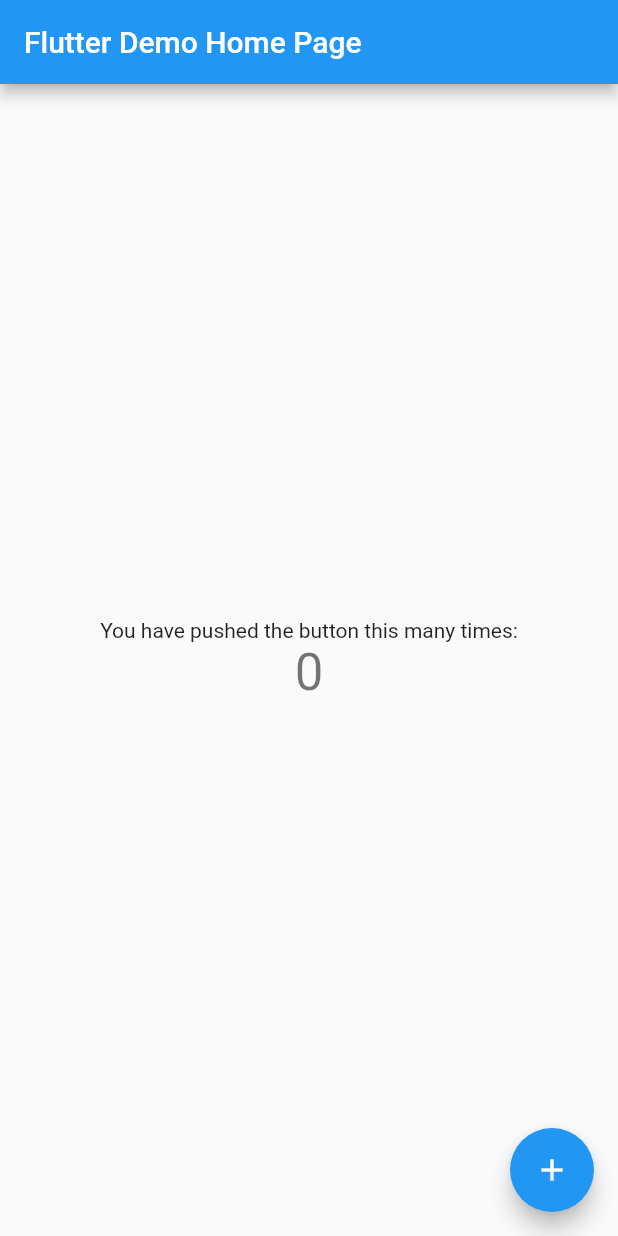
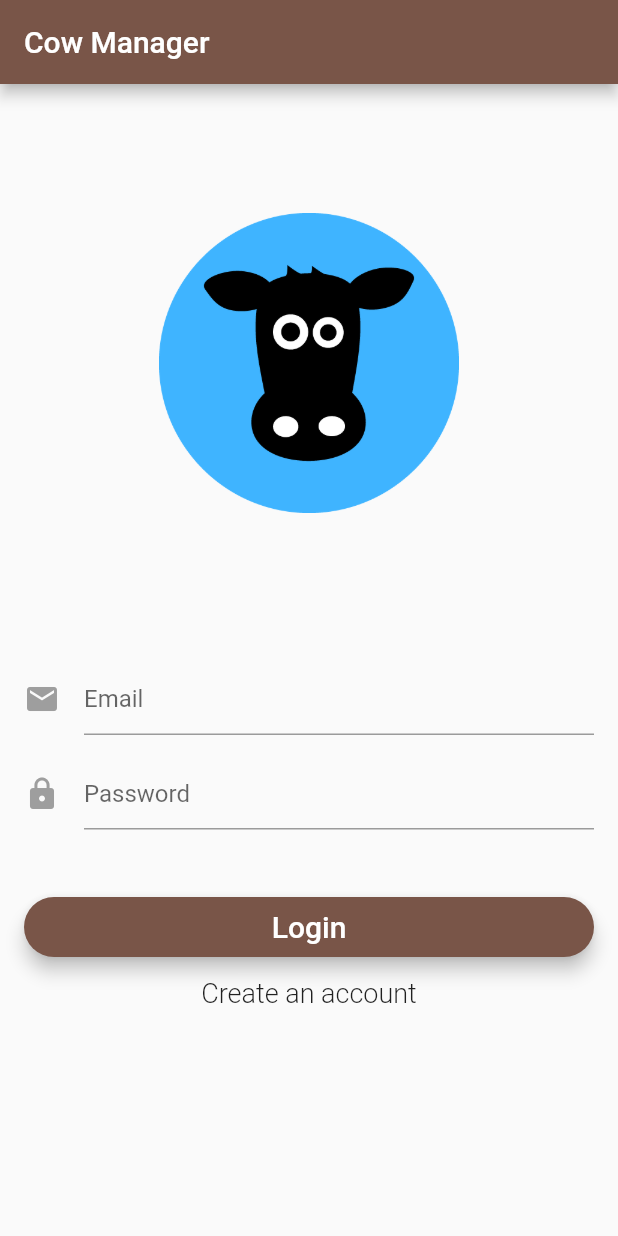
Before and after one commit to dmarmelo/cow-manager, a Flutter app: the screen it shows after launch, on a phone screen of 412 x 824 dp. Run offline on Flutter 3.47's test engine with Material 2 defaults, Android fonts, the phone set to English and light mode, and no system bars; our stand-ins replace firebase_auth, firebase_database; accounts and stored records are empty.

Commit message:
Logo, dependencias, adição de folders pages e services

```diff
--- a/lib/main.dart
+++ b/lib/main.dart
@@ -1,111 +1,20 @@
 import 'package:flutter/material.dart';
+import 'package:cow_manager/services/authentication.dart';
+import 'package:cow_manager/pages/root_page.dart';
 
-void main() => runApp(MyApp());
+void main() {
+  runApp(new MyApp());
+}
 
 class MyApp extends StatelessWidget {
-  // This widget is the root of your application.
   @override
   Widget build(BuildContext context) {
-    return MaterialApp(
-      title: 'Flutter Demo',
-      theme: ThemeData(
-        // This is the theme of your application.
-        //
-        // Try running your application with "flutter run". You'll see the
-        // application has a blue toolbar. Then, without quitting the app, try
-        // changing the primarySwatch below to Colors.green and then invoke
-        // "hot reload" (press "r" in the console where you ran "flutter run",
-        // or simply save your changes to "hot reload" in a Flutter IDE).
-        // Notice that the counter didn't reset back to zero; the application
-        // is not restarted.
-        primarySwatch: Colors.blue,
-      ),
-      home: MyHomePage(title: 'Flutter Demo Home Page'),
-    );
+    return new MaterialApp(
+        title: 'Cow Manager',
+        debugShowCheckedModeBanner: false,
+        theme: new ThemeData(
+          primarySwatch: Colors.brown,
+        ),
+        home: new RootPage(auth: new Auth()));
   }
 }
-
-class MyHomePage extends StatefulWidget {
-  MyHomePage({Key key, this.title}) : super(key: key);
-
-  // This widget is the home page of your application. It is stateful, meaning
-  // that it has a State object (defined below) that contains fields that affect
-  // how it looks.
-
-  // This class is the configuration for the state. It holds the values (in this
-  // case the title) provided by the parent (in this case the App widget) and
-  // used by the build method of the State. Fields in a Widget subclass are
-  // always marked "final".
-
-  final String title;
-
-  @override
-  _MyHomePageState createState() => _MyHomePageState();
-}
-
-class _MyHomePageState extends State<MyHomePage> {
-  int _counter = 0;
-
-  void _incrementCounter() {
-    setState(() {
-      // This call to setState tells the Flutter framework that something has
-      // changed in this State, which causes it to rerun the build method below
-      // so that the display can reflect the updated values. If we changed
-      // _counter without calling setState(), then the build method would not be
-      // called again, and so nothing would appear to happen.
-      _counter++;
-    });
-  }
-
-  @override
-  Widget build(BuildContext context) {
-    // This method is rerun every time setState is called, for instance as done
-    // by the _incrementCounter method above.
-    //
-    // The Flutter framework has been optimized to make rerunning build methods
-    // fast, so that you can just rebuild anything that needs updating rather
-    // than having to individually change instances of widgets.
-    return Scaffold(
-      appBar: AppBar(
-        // Here we take the value from the MyHomePage object that was created by
-        // the App.build method, and use it to set our appbar title.
-        title: Text(widget.title),
-      ),
-      body: Center(
-        // Center is a layout widget. It takes a single child and positions it
-        // in the middle of the parent.
-        child: Column(
-          // Column is also a layout widget. It takes a list of children and
-          // arranges them vertically. By default, it sizes itself to fit its
-          // children horizontally, and tries to be as tall as its parent.
-          //
-          // Invoke "debug painting" (press "p" in the console, choose the
-          // "Toggle Debug Paint" action from the Flutter Inspector in Android
-          // Studio, or the "Toggle Debug Paint" command in Visual Studio Code)
-          // to see the wireframe for each widget.
-          //
-          // Column has various properties to control how it sizes itself and
-          // how it positions its children. Here we use mainAxisAlignment to
-          // center the children vertically; the main axis here is the vertical
-          // axis because Columns are vertical (the cross axis would be
-          // horizontal).
-          mainAxisAlignment: MainAxisAlignment.center,
-          children: <Widget>[
-            Text(
-              'You have pushed the button this many times:',
-            ),
-            Text(
-              '$_counter',
-              style: Theme.of(context).textTheme.display1,
-            ),
-          ],
-        ),
-      ),
-      floatingActionButton: FloatingActionButton(
-        onPressed: _incrementCounter,
-        tooltip: 'Increment',
-        child: Icon(Icons.add),
-      ), // This trailing comma makes auto-formatting nicer for build methods.
-    );
-  }
-}
--- /dev/null
+++ b/lib/pages/login_signup_page.dart
@@ -0,0 +1,249 @@
+import 'package:flutter/material.dart';
+import 'package:cow_manager/services/authentication.dart';
+
+class LoginSignupPage extends StatefulWidget {
+  LoginSignupPage({this.auth, this.loginCallback});
+
+  final BaseAuth auth;
+  final VoidCallback loginCallback;
+
+  @override
+  State<StatefulWidget> createState() => new _LoginSignupPageState();
+}
+
+class _LoginSignupPageState extends State<LoginSignupPage> {
+  final _formKey = new GlobalKey<FormState>();
+
+  String _email;
+  String _password;
+  String _errorMessage;
+
+  bool _isLoginForm;
+  bool _isLoading;
+
+  // Check if form is valid before perform login or signup
+  bool validateAndSave() {
+    final form = _formKey.currentState;
+    if (form.validate()) {
+      form.save();
+      return true;
+    }
+    return false;
+  }
+
+  // Perform login or signup
+  void validateAndSubmit() async {
+    setState(() {
+      _errorMessage = "";
+      _isLoading = true;
+    });
+    if (validateAndSave()) {
+      String userId = "";
+      try {
+        if (_isLoginForm) {
+          userId = await widget.auth.signIn(_email, _password);
+          print('Signed in: $userId');
+        } else {
+          userId = await widget.auth.signUp(_email, _password);
+          //widget.auth.sendEmailVerification();
+          //_showVerifyEmailSentDialog();
+          print('Signed up user: $userId');
+        }
+        setState(() {
+          _isLoading = false;
+        });
+
+        if (userId.length > 0 && userId != null && _isLoginForm) {
+          widget.loginCallback();
+        }
+      } catch (e) {
+        print('Error: $e');
+        setState(() {
+          _isLoading = false;
+          _errorMessage = e.message;
+          _formKey.currentState.reset();
+        });
+      }
+    }
+  }
+
+  @override
+  void initState() {
+    _errorMessage = "";
+    _isLoading = false;
+    _isLoginForm = true;
+    super.initState();
+  }
+
+  void resetForm() {
+    _formKey.currentState.reset();
+    _errorMessage = "";
+  }
+
+  void toggleFormMode() {
+    resetForm();
+    setState(() {
+      _isLoginForm = !_isLoginForm;
+    });
+  }
+
+  @override
+  Widget build(BuildContext context) {
+    return new Scaffold(
+        appBar: new AppBar(
+          title: new Text('Cow Manager'),
+        ),
+        body: Stack(
+          children: <Widget>[
+            _showForm(),
+            _showCircularProgress(),
+          ],
+        ));
+  }
+
+  Widget _showCircularProgress() {
+    if (_isLoading) {
+      return Center(child: CircularProgressIndicator());
+    }
+    return Container(
+      height: 0.0,
+      width: 0.0,
+    );
+  }
+
+//  void _showVerifyEmailSentDialog() {
+//    showDialog(
+//      context: context,
+//      builder: (BuildContext context) {
+//        // return object of type Dialog
+//        return AlertDialog(
+//          title: new Text("Verify your account"),
+//          content:
+//              new Text("Link to verify account has been sent to your email"),
+//          actions: <Widget>[
+//            new FlatButton(
+//              child: new Text("Dismiss"),
+//              onPressed: () {
+//                toggleFormMode();
+//                Navigator.of(context).pop();
+//              },
+//            ),
+//          ],
+//        );
+//      },
+//    );
+//  }
+
+  Widget _showForm() {
+    return new Container(
+        padding: EdgeInsets.all(16.0),
+        child: new Form(
+          key: _formKey,
+          child: new ListView(
+            shrinkWrap: true,
+            children: <Widget>[
+              showLogo(),
+              showEmailInput(),
+              showPasswordInput(),
+              showPrimaryButton(),
+              showSecondaryButton(),
+              showErrorMessage(),
+            ],
+          ),
+        ));
+  }
+
+  Widget showErrorMessage() {
+    if (_errorMessage.length > 0 && _errorMessage != null) {
+      return new Text(
+        _errorMessage,
+        style: TextStyle(
+            fontSize: 13.0,
+            color: Colors.red,
+            height: 1.0,
+            fontWeight: FontWeight.w300),
+      );
+    } else {
+      return new Container(
+        height: 0.0,
+      );
+    }
+  }
+
+  Widget showLogo() {
+    return new Hero(
+      tag: 'hero',
+      child: Padding(
+        padding: EdgeInsets.fromLTRB(0.0, 70.0, 0.0, 0.0),
+        child: CircleAvatar(
+          backgroundColor: Colors.transparent,
+          radius: 100.0,
+          child: Image.asset('assets/cow.png'),
+        ),
+      ),
+    );
+  }
+
+  Widget showEmailInput() {
+    return Padding(
+      padding: const EdgeInsets.fromLTRB(0.0, 100.0, 0.0, 0.0),
+      child: new TextFormField(
+        maxLines: 1,
+        keyboardType: TextInputType.emailAddress,
+        autofocus: false,
+        decoration: new InputDecoration(
+            hintText: 'Email',
+            icon: new Icon(
+              Icons.mail,
+              color: Colors.grey,
+            )),
+        validator: (value) => value.isEmpty ? 'Email can\'t be empty' : null,
+        onSaved: (value) => _email = value.trim(),
+      ),
+    );
+  }
+
+  Widget showPasswordInput() {
+    return Padding(
+      padding: const EdgeInsets.fromLTRB(0.0, 15.0, 0.0, 0.0),
+      child: new TextFormField(
+        maxLines: 1,
+        obscureText: true,
+        autofocus: false,
+        decoration: new InputDecoration(
+            hintText: 'Password',
+            icon: new Icon(
+              Icons.lock,
+              color: Colors.grey,
+            )),
+        validator: (value) => value.isEmpty ? 'Password can\'t be empty' : null,
+        onSaved: (value) => _password = value.trim(),
+      ),
+    );
+  }
+
+  Widget showSecondaryButton() {
+    return new FlatButton(
+        child: new Text(
+            _isLoginForm ? 'Create an account' : 'Have an account? Sign in',
+            style: new TextStyle(fontSize: 18.0, fontWeight: FontWeight.w300)),
+        onPressed: toggleFormMode);
+  }
+
+  Widget showPrimaryButton() {
+    return new Padding(
+        padding: EdgeInsets.fromLTRB(0.0, 45.0, 0.0, 0.0),
+        child: SizedBox(
+          height: 40.0,
+          child: new RaisedButton(
+            elevation: 5.0,
+            shape: new RoundedRectangleBorder(
+                borderRadius: new BorderRadius.circular(30.0)),
+            color: Colors.brown,
+            child: new Text(_isLoginForm ? 'Login' : 'Create account',
+                style: new TextStyle(fontSize: 20.0, color: Colors.white)),
+            onPressed: validateAndSubmit,
+          ),
+        ));
+  }
+}
--- /dev/null
+++ b/lib/pages/root_page.dart
@@ -0,0 +1,92 @@
+import 'package:flutter/material.dart';
+import 'package:cow_manager/pages/login_signup_page.dart';
+import 'package:cow_manager/services/authentication.dart';
+import 'package:cow_manager/pages/home_page.dart';
+
+enum AuthStatus {
+  NOT_DETERMINED,
+  NOT_LOGGED_IN,
+  LOGGED_IN,
+}
+
+class RootPage extends StatefulWidget {
+  RootPage({this.auth});
+
+  final BaseAuth auth;
+
+  @override
+  State<StatefulWidget> createState() => new _RootPageState();
+}
+
+class _RootPageState extends State<RootPage> {
+  AuthStatus authStatus = AuthStatus.NOT_DETERMINED;
+  String _userId = "";
+
+  @override
+  void initState() {
+    super.initState();
+    widget.auth.getCurrentUser().then((user) {
+      setState(() {
+        if (user != null) {
+          _userId = user?.uid;
+        }
+        authStatus =
+            user?.uid == null ? AuthStatus.NOT_LOGGED_IN : AuthStatus.LOGGED_IN;
+      });
+    });
+  }
+
+  void loginCallback() {
+    widget.auth.getCurrentUser().then((user) {
+      setState(() {
+        _userId = user.uid.toString();
+      });
+    });
+    setState(() {
+      authStatus = AuthStatus.LOGGED_IN;
+    });
+  }
+
+  void logoutCallback() {
+    setState(() {
+      authStatus = AuthStatus.NOT_LOGGED_IN;
+      _userId = "";
+    });
+  }
+
+  Widget buildWaitingScreen() {
+    return Scaffold(
+      body: Container(
+        alignment: Alignment.center,
+        child: CircularProgressIndicator(),
+      ),
+    );
+  }
+
+  @override
+  Widget build(BuildContext context) {
+    switch (authStatus) {
+      case AuthStatus.NOT_DETERMINED:
+        return buildWaitingScreen();
+        break;
+      case AuthStatus.NOT_LOGGED_IN:
+        return new LoginSignupPage(
+          auth: widget.auth,
+          loginCallback: loginCallback,
+        );
+        break;
+      case AuthStatus.LOGGED_IN:
+        if (_userId.length > 0 && _userId != null) {
+          return new HomePage(
+            userId: _userId,
+            auth: widget.auth,
+            logoutCallback: logoutCallback,
+          );
+        } else
+          return buildWaitingScreen();
+        break;
+      default:
+        return buildWaitingScreen();
+    }
+  }
+}
--- /dev/null
+++ b/lib/services/authentication.dart
@@ -0,0 +1,53 @@
+import 'dart:async';
+import 'package:firebase_auth/firebase_auth.dart';
+
+abstract class BaseAuth {
+  Future<String> signIn(String email, String password);
+
+  Future<String> signUp(String email, String password);
+
+  Future<FirebaseUser> getCurrentUser();
+
+  Future<void> sendEmailVerification();
+
+  Future<void> signOut();
+
+  Future<bool> isEmailVerified();
+}
+
+class Auth implements BaseAuth {
+  final FirebaseAuth _firebaseAuth = FirebaseAuth.instance;
+
+  Future<String> signIn(String email, String password) async {
+    AuthResult result = await _firebaseAuth.signInWithEmailAndPassword(
+        email: email, password: password);
+    FirebaseUser user = result.user;
+    return user.uid;
+  }
+
+  Future<String> signUp(String email, String password) async {
+    AuthResult result = await _firebaseAuth.createUserWithEmailAndPassword(
+        email: email, password: password);
+    FirebaseUser user = result.user;
+    return user.uid;
+  }
+
+  Future<FirebaseUser> getCurrentUser() async {
+    FirebaseUser user = await _firebaseAuth.currentUser();
+    return user;
+  }
+
+  Future<void> signOut() async {
+    return _firebaseAuth.signOut();
+  }
+
+  Future<void> sendEmailVerification() async {
+    FirebaseUser user = await _firebaseAuth.currentUser();
+    user.sendEmailVerification();
+  }
+
+  Future<bool> isEmailVerified() async {
+    FirebaseUser user = await _firebaseAuth.currentUser();
+    return user.isEmailVerified;
+  }
+}
--- a/pubspec.yaml
+++ b/pubspec.yaml
@@ -23,6 +23,8 @@ dependencies:
   # The following adds the Cupertino Icons font to your application.
   # Use with the CupertinoIcons class for iOS style icons.
   cupertino_icons: ^0.1.2
+  firebase_auth: ^0.15.1
+  firebase_database: ^3.1.0
 
 dev_dependencies:
   flutter_test:
@@ -51,6 +53,9 @@ flutter:
   # For details regarding adding assets from package dependencies, see
   # https://flutter.dev/assets-and-images/#from-packages
 
+  assets:
+    - assets/cow.png
+
   # To add custom fonts to your application, add a fonts section here,
   # in this "flutter" section. Each entry in this list should have a
   # "family" key with the font family name, and a "fonts" key with a
```
Also changed, not shown: lib/pages/home_page.dart (added, +68 -0 lines), assets/cow.png (added), pubspec.lock, 2 other files.
